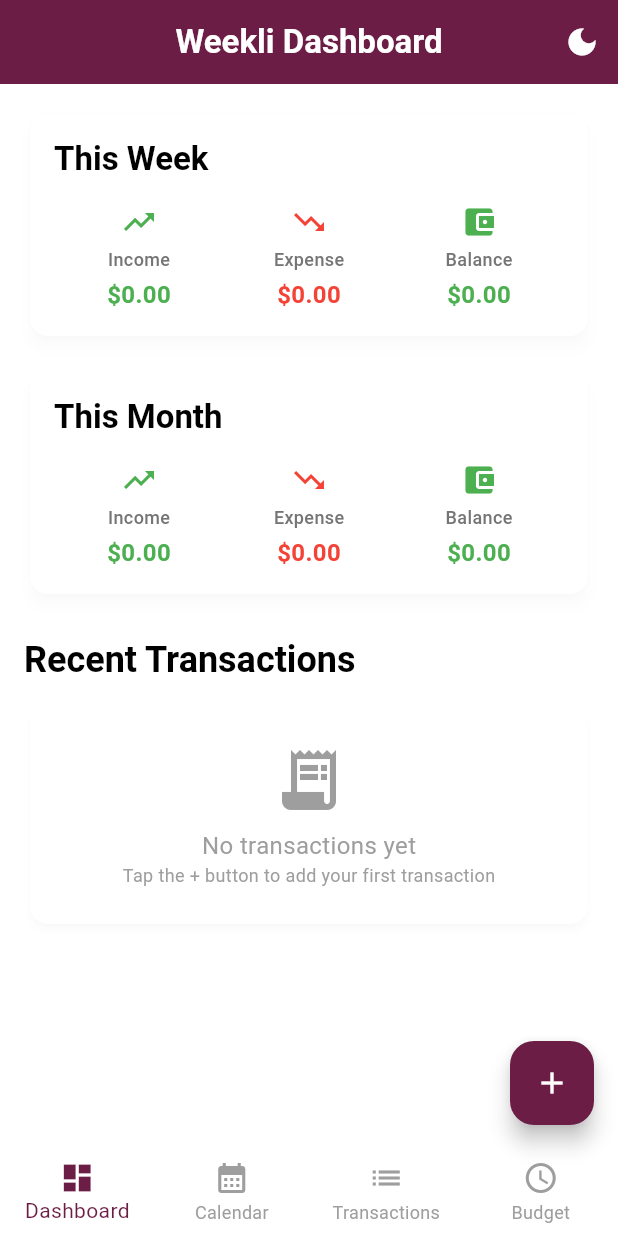
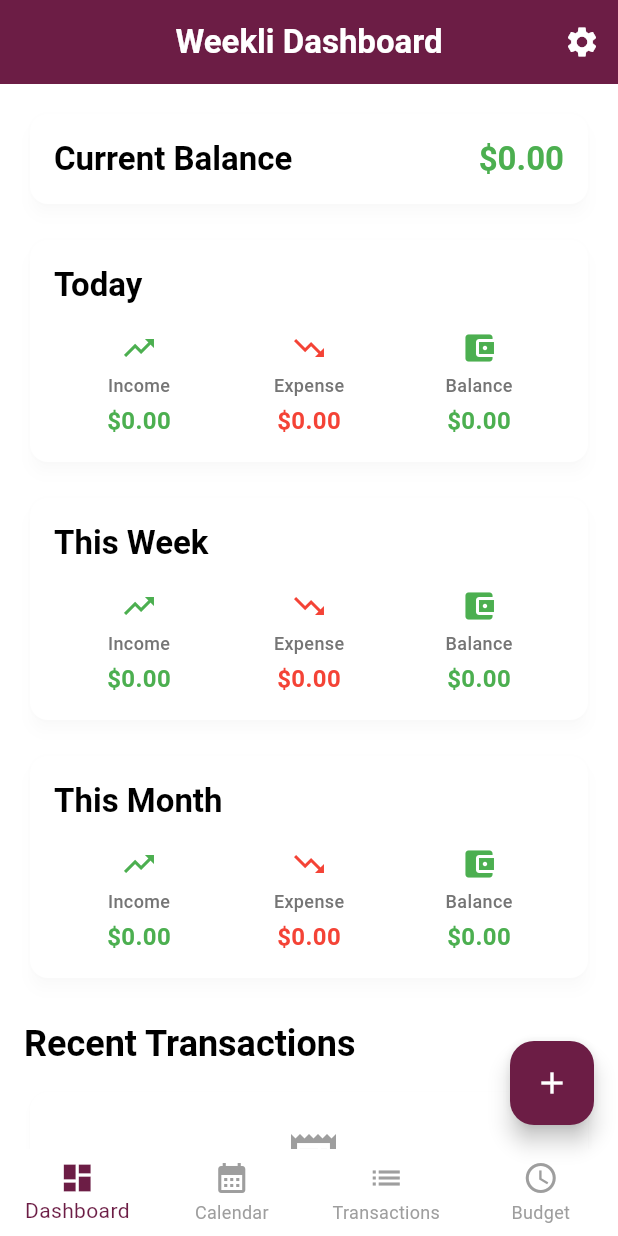
Before and after one commit to v-mag/Weekli, a Flutter app: the screen it shows after launch, on a phone screen of 412 x 824 dp. Run offline on Flutter 3.47's test engine with Material 3 defaults, Android fonts, the phone set to English and light mode, and no system bars; our stand-ins replace flutter_slidable, image_picker, shared_preferences, sqflite, table_calendar; accounts and stored records are empty.

Commit message:
add today card for dashboard and add initial balance

```diff
--- a/lib/main.dart
+++ b/lib/main.dart
@@ -3,6 +3,7 @@ import 'package:provider/provider.dart';
 import 'package:flutter_localizations/flutter_localizations.dart';
 import 'providers/transaction_provider.dart';
 import 'providers/theme_provider.dart';
+import 'providers/settings_provider.dart';
 import 'screens/home_screen.dart';
 import 'screens/dashboard_screen.dart';
 import 'screens/calendar_screen.dart';
@@ -16,6 +17,7 @@ void main() {
       providers: [
         ChangeNotifierProvider(create: (context) => TransactionProvider()),
         ChangeNotifierProvider(create: (context) => ThemeProvider()),
+        ChangeNotifierProvider(create: (context) => SettingsProvider()),
       ],
       child: const WeekliApp(),
     ),
--- /dev/null
+++ b/lib/providers/settings_provider.dart
@@ -0,0 +1,26 @@
+import 'package:flutter/material.dart';
+import 'package:shared_preferences/shared_preferences.dart';
+
+class SettingsProvider with ChangeNotifier {
+  static const String _initialBalanceKey = 'initialBalance';
+  double _initialBalance = 0.0;
+
+  double get initialBalance => _initialBalance;
+
+  SettingsProvider() {
+    _loadInitialBalance();
+  }
+
+  void _loadInitialBalance() async {
+    final prefs = await SharedPreferences.getInstance();
+    _initialBalance = prefs.getDouble(_initialBalanceKey) ?? 0.0;
+    notifyListeners();
+  }
+
+  Future<void> updateInitialBalance(double newBalance) async {
+    _initialBalance = newBalance;
+    final prefs = await SharedPreferences.getInstance();
+    await prefs.setDouble(_initialBalanceKey, newBalance);
+    notifyListeners();
+  }
+}
--- a/lib/providers/transaction_provider.dart
+++ b/lib/providers/transaction_provider.dart
@@ -50,6 +50,20 @@ class TransactionProvider with ChangeNotifier {
   }
 
   // Calculate totals
+  double get todayIncome {
+    return todayTransactions
+        .where((t) => t.type == model.TransactionType.income)
+        .fold(0.0, (sum, t) => sum + t.amount);
+  }
+
+  double get todayExpense {
+    return todayTransactions
+        .where((t) => t.type == model.TransactionType.expense)
+        .fold(0.0, (sum, t) => sum + t.amount);
+  }
+
+  double get todayBalance => todayIncome - todayExpense;
+
   double get weeklyIncome {
     return weekTransactions
         .where((t) => t.type == model.TransactionType.income)
@@ -77,6 +91,12 @@ class TransactionProvider with ChangeNotifier {
   }
 
   double get monthlyBalance => monthlyIncome - monthlyExpense;
+
+  double get totalBalance {
+    return _transactions.fold(0.0, (sum, t) {
+      return sum + (t.type == model.TransactionType.income ? t.amount : -t.amount);
+    });
+  }
 
   void setSelectedDate(DateTime date) {
     _selectedDate = date;
--- a/lib/screens/dashboard_screen.dart
+++ b/lib/screens/dashboard_screen.dart
@@ -3,8 +3,10 @@ import 'package:provider/provider.dart';
 import 'package:intl/intl.dart';
 import '../providers/transaction_provider.dart';
 import '../providers/theme_provider.dart';
+import '../providers/settings_provider.dart';
 import '../models/transaction.dart' as model;
 import '../theme/app_theme.dart';
+import 'settings_screen.dart';
 
 class DashboardScreen extends StatelessWidget {
   const DashboardScreen({super.key});
@@ -17,37 +19,52 @@ class DashboardScreen extends StatelessWidget {
         backgroundColor: AppTheme.primaryColor,
         foregroundColor: Colors.white,
         actions: [
-          Consumer<ThemeProvider>(
-            builder: (context, themeProvider, child) {
-              final isDarkMode = themeProvider.themeMode == ThemeMode.dark ||
-                  (themeProvider.themeMode == ThemeMode.system &&
-                      MediaQuery.of(context).platformBrightness == Brightness.dark);
-              return IconButton(
-                icon: Icon(
-                  isDarkMode ? Icons.light_mode : Icons.dark_mode,
+          IconButton(
+            icon: const Icon(Icons.settings),
+            onPressed: () {
+              Navigator.of(context).push(
+                MaterialPageRoute(
+                  builder: (context) => const SettingsScreen(),
                 ),
-                onPressed: () {
-                  themeProvider.toggleTheme(!isDarkMode);
-                },
               );
             },
           ),
         ],
       ),
-      body: Consumer<TransactionProvider>(
-        builder: (context, provider, child) {
+      body: MultiProvider(
+        providers: [
+          Consumer<TransactionProvider>(
+            builder: (context, transactionProvider, child) {
+              return Consumer<SettingsProvider>(
+                builder: (context, settingsProvider, child) {
+                  final currentBalance = settingsProvider.initialBalance + transactionProvider.totalBalance;
+
                   return SingleChildScrollView(
                     padding: const EdgeInsets.all(16.0),
                     child: Column(
                       crossAxisAlignment: CrossAxisAlignment.start,
                       children: [
+                        // Current Balance Card
+                        _buildCurrentBalanceCard(context, currentBalance),
+                        const SizedBox(height: 16),
+
+                        // Today Overview Card
+                        _buildOverviewCard(
+                          context,
+                          'Today',
+                          transactionProvider.todayIncome,
+                          transactionProvider.todayExpense,
+                          transactionProvider.todayBalance,
+                        ),
+                        const SizedBox(height: 16),
+
                         // Weekly Overview Card
                         _buildOverviewCard(
                           context,
                           'This Week',
-                  provider.weeklyIncome,
-                  provider.weeklyExpense,
-                  provider.weeklyBalance,
+                          transactionProvider.weeklyIncome,
+                          transactionProvider.weeklyExpense,
+                          transactionProvider.weeklyBalance,
                         ),
                         const SizedBox(height: 16),
 
@@ -55,9 +72,9 @@ class DashboardScreen extends StatelessWidget {
                         _buildOverviewCard(
                           context,
                           'This Month',
-                  provider.monthlyIncome,
-                  provider.monthlyExpense,
-                  provider.monthlyBalance,
+                          transactionProvider.monthlyIncome,
+                          transactionProvider.monthlyExpense,
+                          transactionProvider.monthlyBalance,
                         ),
                         const SizedBox(height: 24),
 
@@ -70,7 +87,7 @@ class DashboardScreen extends StatelessWidget {
                         ),
                         const SizedBox(height: 12),
 
-                if (provider.transactions.isEmpty)
+                        if (transactionProvider.transactions.isEmpty)
                           const Card(
                             child: Padding(
                               padding: EdgeInsets.all(24.0),
@@ -93,13 +110,45 @@ class DashboardScreen extends StatelessWidget {
                             ),
                           )
                         else
-                  ...provider.transactions.take(5).map((transaction) =>
+                          ...transactionProvider.transactions.take(5).map((transaction) =>
                             _buildTransactionTile(context, transaction)
                           ),
                       ],
                     ),
                   );
                 },
+              );
+            },
+          ),
+        ],
+      ),
+    );
+  }
+
+  Widget _buildCurrentBalanceCard(BuildContext context, double currentBalance) {
+    final currencyFormat = NumberFormat.currency(symbol: '\$');
+    return Card(
+      elevation: 4,
+      child: Padding(
+        padding: const EdgeInsets.all(16.0),
+        child: Row(
+          mainAxisAlignment: MainAxisAlignment.spaceBetween,
+          children: [
+            Text(
+              'Current Balance',
+              style: Theme.of(context).textTheme.titleLarge?.copyWith(
+                fontWeight: FontWeight.bold,
+              ),
+            ),
+            Text(
+              currencyFormat.format(currentBalance),
+              style: Theme.of(context).textTheme.titleLarge?.copyWith(
+                fontWeight: FontWeight.bold,
+                color: currentBalance >= 0 ? Colors.green : Colors.red,
+              ),
+            ),
+          ],
+        ),
       ),
     );
   }
```
Also changed, not shown: lib/screens/settings_screen.dart (added, +90 -0 lines). Lines whose indentation alone changed are shown as unchanged.
